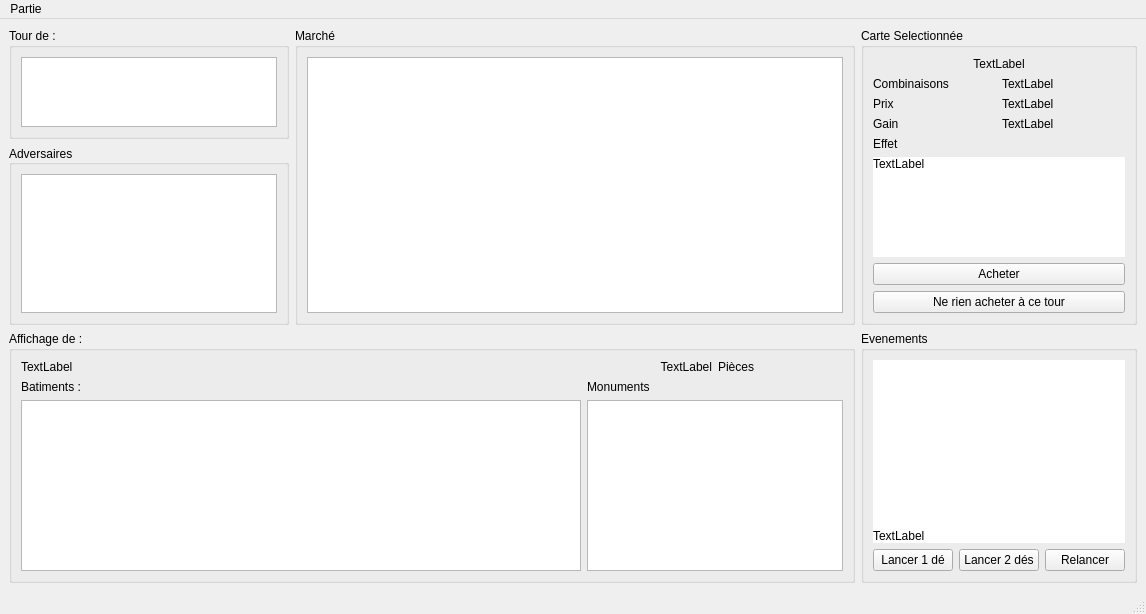
This is gui/src/windowjeu.ui in LLrnz/Machi-Koro-Boardgame-Adaptation as Qt 5 draws it before an edit. The edited form follows.
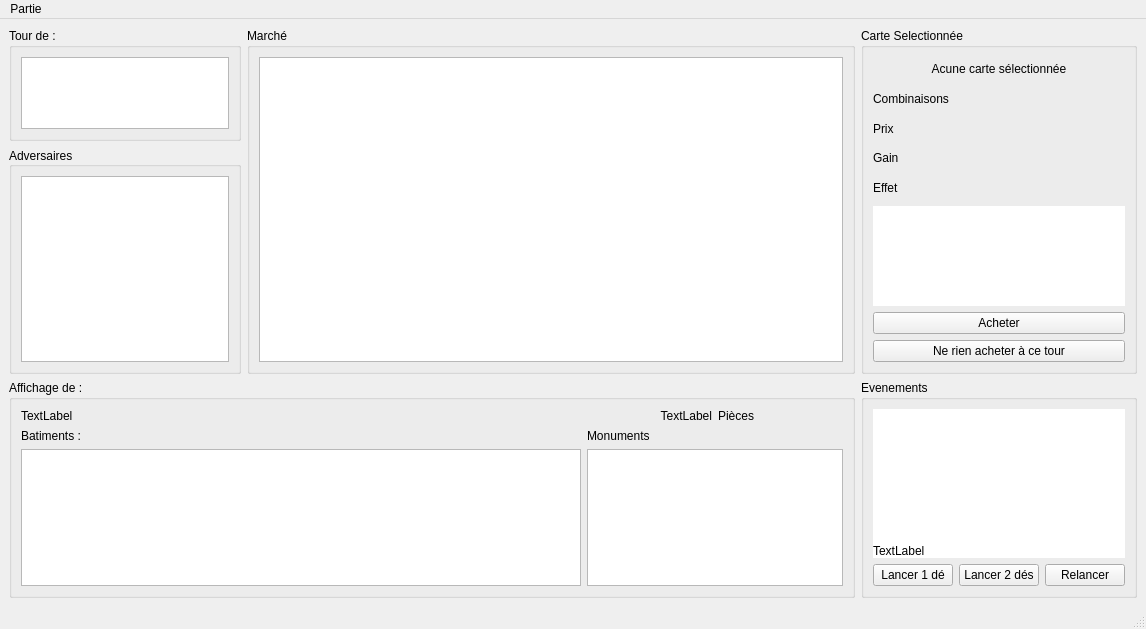
This is the edited form.

Commit message: Sélection carte marché avec update affichage Carte Selectionner

Patch:
```diff
--- a/gui/src/windowjeu.ui
+++ b/gui/src/windowjeu.ui
@@ -7,7 +7,7 @@
     <x>0</x>
     <y>0</y>
     <width>1146</width>
-    <height>614</height>
+    <height>629</height>
    </rect>
   </property>
   <property name="windowTitle">
@@ -128,6 +128,9 @@
            <property name="alignment">
             <set>Qt::AlignBottom|Qt::AlignLeading|Qt::AlignLeft</set>
            </property>
+           <property name="wordWrap">
+            <bool>true</bool>
+           </property>
           </widget>
          </item>
          <item row="1" column="1">
@@ -176,7 +179,17 @@
        <item row="0" column="0">
         <layout class="QGridLayout" name="gridLayout_11">
          <item row="0" column="0">
-          <widget class="QListWidget" name="listMarche"/>
+          <widget class="QListWidget" name="listMarche">
+           <property name="minimumSize">
+            <size>
+             <width>584</width>
+             <height>305</height>
+            </size>
+           </property>
+           <property name="wordWrap">
+            <bool>true</bool>
+           </property>
+          </widget>
          </item>
         </layout>
        </item>
@@ -206,7 +219,7 @@
        <item row="7" column="1">
         <widget class="QLabel" name="tPrix">
          <property name="text">
-          <string>TextLabel</string>
+          <string/>
          </property>
         </widget>
        </item>
@@ -227,14 +240,14 @@
        <item row="2" column="1">
         <widget class="QLabel" name="tCombinaisons">
          <property name="text">
-          <string>TextLabel</string>
+          <string/>
          </property>
         </widget>
        </item>
        <item row="1" column="0" colspan="2">
         <widget class="QLabel" name="tnomCarte">
          <property name="text">
-          <string>TextLabel</string>
+          <string>Acune carte sélectionnée</string>
          </property>
          <property name="alignment">
           <set>Qt::AlignCenter</set>
@@ -258,7 +271,7 @@
        <item row="8" column="1">
         <widget class="QLabel" name="tGain">
          <property name="text">
-          <string>TextLabel</string>
+          <string/>
          </property>
         </widget>
        </item>
@@ -268,11 +281,14 @@
           <string notr="true">background-color : rgb(255,255,255); color : rgb(0,0,0)</string>
          </property>
          <property name="text">
-          <string>TextLabel</string>
+          <string/>
          </property>
          <property name="alignment">
           <set>Qt::AlignLeading|Qt::AlignLeft|Qt::AlignTop</set>
          </property>
+         <property name="wordWrap">
+          <bool>true</bool>
+         </property>
         </widget>
        </item>
       </layout>
```
Left out of the diff: 37 changed lines with no effect on the pictures. The commit also changes 4 other files.
